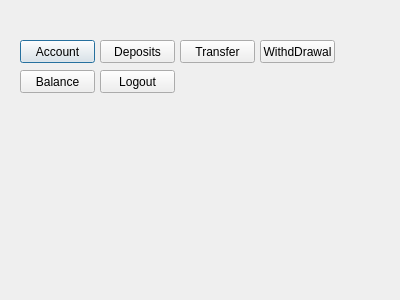
The window that BankingApplication/secdialog.ui (kunalgavhane12/QtPractice) describes before a commit, drawn with Qt 5.
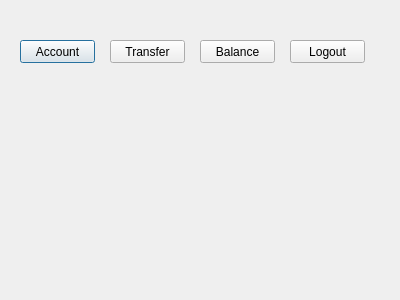
The same window after the commit.

```diff
--- a/BankingApplication/secdialog.ui
+++ b/BankingApplication/secdialog.ui
@@ -26,23 +26,10 @@
     <string>Account</string>
    </property>
   </widget>
-  <widget class="QPushButton" name="pushButton_deposits">
-   <property name="geometry">
-    <rect>
-     <x>100</x>
-     <y>40</y>
-     <width>75</width>
-     <height>23</height>
-    </rect>
-   </property>
-   <property name="text">
-    <string>Deposits</string>
-   </property>
-  </widget>
   <widget class="QPushButton" name="pushButton_transfer">
    <property name="geometry">
     <rect>
-     <x>180</x>
+     <x>110</x>
      <y>40</y>
      <width>75</width>
      <height>23</height>
@@ -52,24 +39,11 @@
     <string>Transfer</string>
    </property>
   </widget>
-  <widget class="QPushButton" name="pushButton_withdrawal">
-   <property name="geometry">
-    <rect>
-     <x>260</x>
-     <y>40</y>
-     <width>75</width>
-     <height>23</height>
-    </rect>
-   </property>
-   <property name="text">
-    <string>WithdDrawal</string>
-   </property>
-  </widget>
   <widget class="QPushButton" name="pushButton_balance">
    <property name="geometry">
     <rect>
-     <x>20</x>
-     <y>70</y>
+     <x>200</x>
+     <y>40</y>
      <width>75</width>
      <height>23</height>
     </rect>
@@ -81,8 +55,8 @@
   <widget class="QPushButton" name="pushButton_Logout">
    <property name="geometry">
     <rect>
-     <x>100</x>
-     <y>70</y>
+     <x>290</x>
+     <y>40</y>
      <width>75</width>
      <height>23</height>
     </rect>
```
